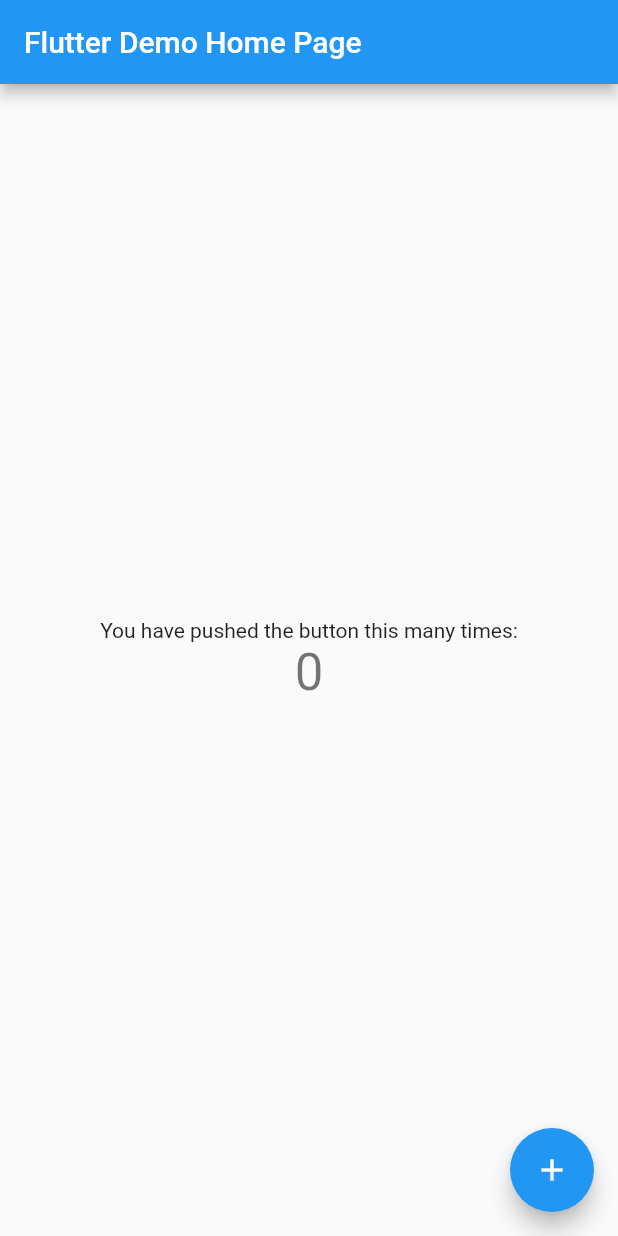
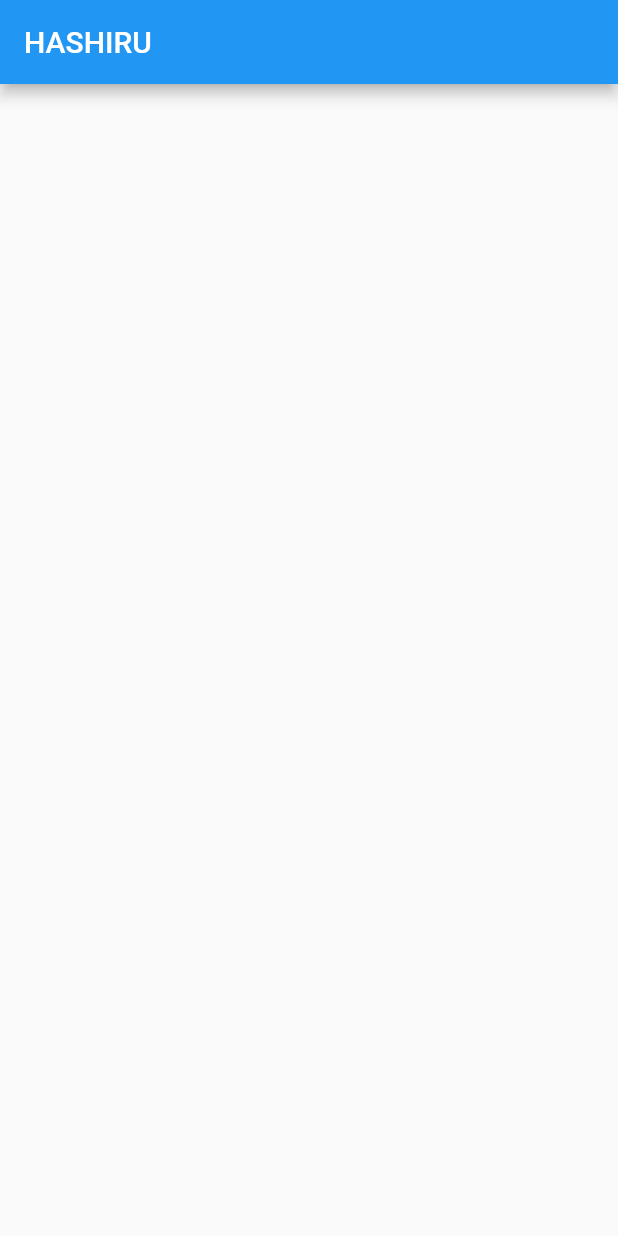
Before and after one commit to shuuun/hashiru, a Flutter app: the screen it shows after launch, on a phone screen of 412 x 824 dp. Run offline on Flutter 3.47's test engine with Material 2 defaults, Android fonts, the phone set to English and light mode, and no system bars.

Commit message:
準備的な

```diff
--- a/lib/main.dart
+++ b/lib/main.dart
@@ -1,117 +1,36 @@
 import 'package:flutter/material.dart';
+
+import 'package:flutter_localizations/flutter_localizations.dart';
+
+import 'package:hashiru/widgets/screens/mainPage.dart';
 
 void main() {
   runApp(MyApp());
 }
 
 class MyApp extends StatelessWidget {
-  // This widget is the root of your application.
   @override
   Widget build(BuildContext context) {
     return MaterialApp(
-      title: 'Flutter Demo',
+      title: 'hashiru',
       theme: ThemeData(
-        // This is the theme of your application.
-        //
-        // Try running your application with "flutter run". You'll see the
-        // application has a blue toolbar. Then, without quitting the app, try
-        // changing the primarySwatch below to Colors.green and then invoke
-        // "hot reload" (press "r" in the console where you ran "flutter run",
-        // or simply save your changes to "hot reload" in a Flutter IDE).
-        // Notice that the counter didn't reset back to zero; the application
-        // is not restarted.
         primarySwatch: Colors.blue,
-        // This makes the visual density adapt to the platform that you run
-        // the app on. For desktop platforms, the controls will be smaller and
-        // closer together (more dense) than on mobile platforms.
-        visualDensity: VisualDensity.adaptivePlatformDensity,
       ),
-      home: MyHomePage(title: 'Flutter Demo Home Page'),
+      // TextFieldコピペ時の問題やポップアップメニューの正しいローカライズのために
+      // localizationsDelegates を指定することが必須。
+      // https://github.com/flutter/flutter/issues/19120
+      localizationsDelegates: [
+        GlobalCupertinoLocalizations.delegate,
+        GlobalMaterialLocalizations.delegate,
+        GlobalWidgetsLocalizations.delegate,
+      ],
+      // 文字化けなどの問題に対策するためには対応しているロケールのリストを列挙する
+      // 必要がある。また、 Info.plist の CFBundleLocalizations には、対応する
+      // ロケールの列記が必要。
+      supportedLocales: const [
+        Locale('ja')
+      ],
+      home: MainPage(),
     );
   }
 }
-
-class MyHomePage extends StatefulWidget {
-  MyHomePage({Key key, this.title}) : super(key: key);
-
-  // This widget is the home page of your application. It is stateful, meaning
-  // that it has a State object (defined below) that contains fields that affect
-  // how it looks.
-
-  // This class is the configuration for the state. It holds the values (in this
-  // case the title) provided by the parent (in this case the App widget) and
-  // used by the build method of the State. Fields in a Widget subclass are
-  // always marked "final".
-
-  final String title;
-
-  @override
-  _MyHomePageState createState() => _MyHomePageState();
-}
-
-class _MyHomePageState extends State<MyHomePage> {
-  int _counter = 0;
-
-  void _incrementCounter() {
-    setState(() {
-      // This call to setState tells the Flutter framework that something has
-      // changed in this State, which causes it to rerun the build method below
-      // so that the display can reflect the updated values. If we changed
-      // _counter without calling setState(), then the build method would not be
-      // called again, and so nothing would appear to happen.
-      _counter++;
-    });
-  }
-
-  @override
-  Widget build(BuildContext context) {
-    // This method is rerun every time setState is called, for instance as done
-    // by the _incrementCounter method above.
-    //
-    // The Flutter framework has been optimized to make rerunning build methods
-    // fast, so that you can just rebuild anything that needs updating rather
-    // than having to individually change instances of widgets.
-    return Scaffold(
-      appBar: AppBar(
-        // Here we take the value from the MyHomePage object that was created by
-        // the App.build method, and use it to set our appbar title.
-        title: Text(widget.title),
-      ),
-      body: Center(
-        // Center is a layout widget. It takes a single child and positions it
-        // in the middle of the parent.
-        child: Column(
-          // Column is also a layout widget. It takes a list of children and
-          // arranges them vertically. By default, it sizes itself to fit its
-          // children horizontally, and tries to be as tall as its parent.
-          //
-          // Invoke "debug painting" (press "p" in the console, choose the
-          // "Toggle Debug Paint" action from the Flutter Inspector in Android
-          // Studio, or the "Toggle Debug Paint" command in Visual Studio Code)
-          // to see the wireframe for each widget.
-          //
-          // Column has various properties to control how it sizes itself and
-          // how it positions its children. Here we use mainAxisAlignment to
-          // center the children vertically; the main axis here is the vertical
-          // axis because Columns are vertical (the cross axis would be
-          // horizontal).
-          mainAxisAlignment: MainAxisAlignment.center,
-          children: <Widget>[
-            Text(
-              'You have pushed the button this many times:',
-            ),
-            Text(
-              '$_counter',
-              style: Theme.of(context).textTheme.headline4,
-            ),
-          ],
-        ),
-      ),
-      floatingActionButton: FloatingActionButton(
-        onPressed: _incrementCounter,
-        tooltip: 'Increment',
-        child: Icon(Icons.add),
-      ), // This trailing comma makes auto-formatting nicer for build methods.
-    );
-  }
-}
--- /dev/null
+++ b/lib/widgets/screens/mainPage.dart
@@ -0,0 +1,13 @@
+import 'package:flutter/material.dart';
+
+class MainPage extends StatelessWidget {
+  @override
+  Widget build(BuildContext context) {
+    return Scaffold(
+      appBar: AppBar(title: Text('HASHIRU'),),
+      body: SafeArea(
+        child: Container(),
+      ),
+    );
+  }
+}
--- a/pubspec.yaml
+++ b/pubspec.yaml
@@ -22,6 +22,8 @@ environment:
 
 dependencies:
   flutter:
+    sdk: flutter
+  flutter_localizations:
     sdk: flutter
 
 
```
Also changed, not shown: pubspec.lock, 1 other file.
